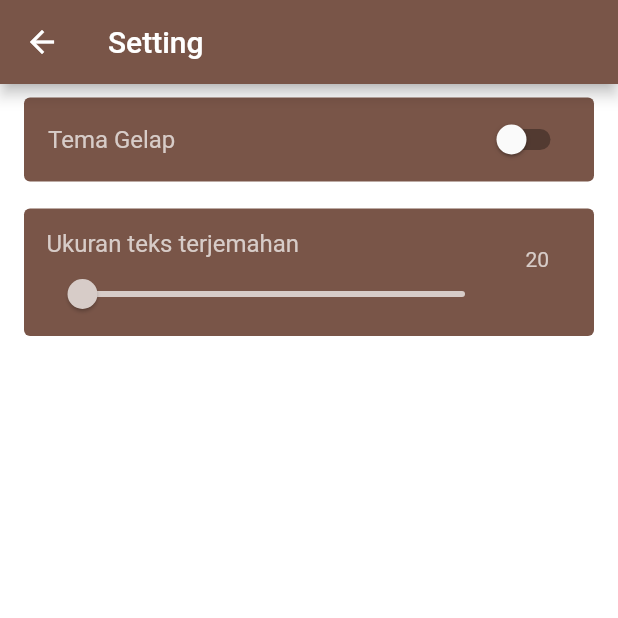
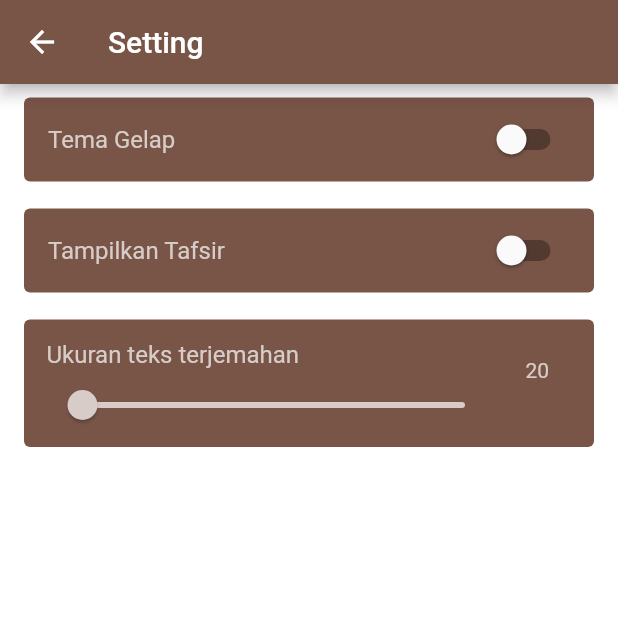
Before and after one commit to nicoaudy/quranify, a Flutter app: the SettingScreen screen opened directly, on a phone screen of 412 x 824 dp, the top half of it. Run offline on Flutter 3.47's test engine with Material 2 defaults, Android fonts, the phone set to English and light mode, and no system bars; generated files the repository leaves out were written again.

Commit message:
switch for tafsir

```diff
--- a/lib/providers/setting_provider.dart
+++ b/lib/providers/setting_provider.dart
@@ -2,6 +2,7 @@ import 'package:flutter/foundation.dart';
 
 class SettingProvider with ChangeNotifier {
   static double _arabSize = 0.5;
+  static bool _tafsir = false;
 
   set arabSize(payload) {
     _arabSize = payload;
@@ -10,4 +11,11 @@ class SettingProvider with ChangeNotifier {
 
   double get arabSize => _arabSize * 40;
   double get sliderArabSize => _arabSize;
+
+  set tafsir(payload) {
+    _tafsir = payload;
+    notifyListeners();
+  }
+
+  bool get tafsir => _tafsir;
 }
--- a/lib/screens/setting_screen.dart
+++ b/lib/screens/setting_screen.dart
@@ -24,6 +24,13 @@ class SettingScreen extends StatelessWidget {
               onChanged: (payload) => theme.setTheme(),
             ),
           ),
+          CardSwitch(
+            title: 'Tampilkan Tafsir',
+            leading: Switch(
+              value: setting.tafsir,
+              onChanged: (payload) => setting.tafsir = payload,
+            ),
+          ),
           CardSlider(
             title: 'Ukuran teks terjemahan',
             slider: Slider(
```
Also changed, not shown: lib/screens/detail_surah_screen.dart (+19 -2 lines).
